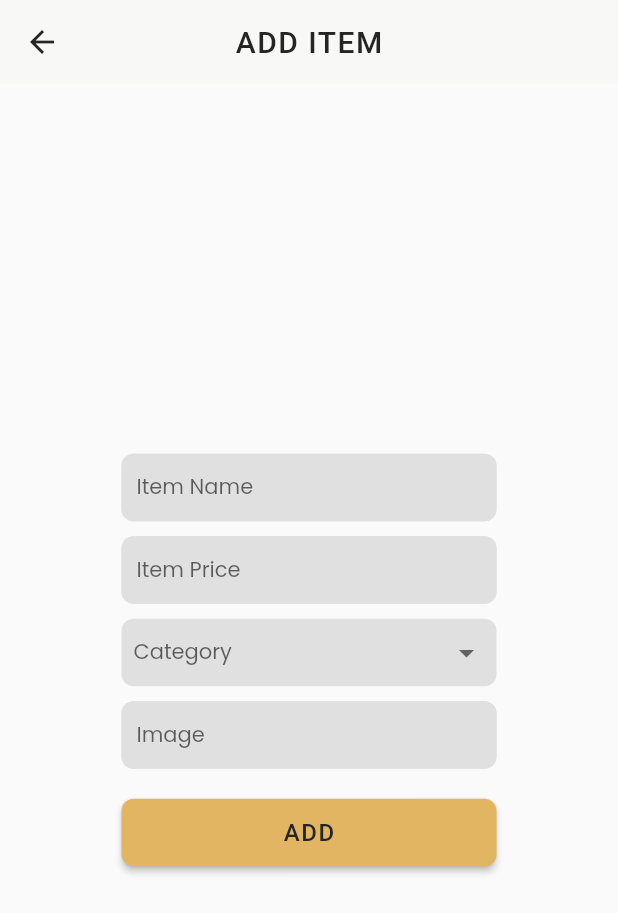
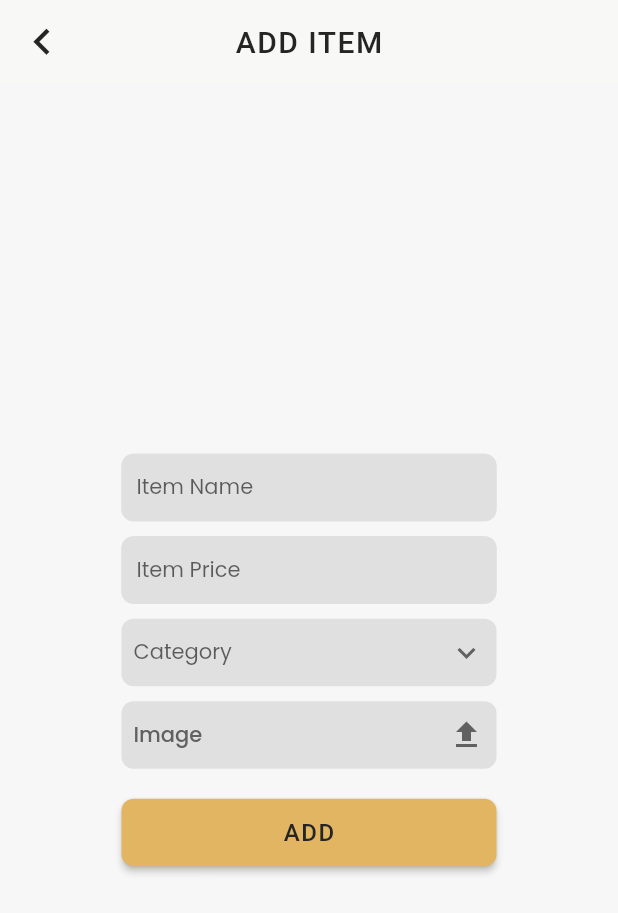
Before and after one commit to JonathanMoralde/primos_app, a Flutter app: the AdminMenuForm screen opened directly, on a phone screen of 412 x 824 dp. Shown: the top 913 px of the screen. Run offline on Flutter 3.47's test engine with Material 2 defaults, Android fonts, the phone set to English and light mode, and no system bars; our stand-ins replace google_fonts, image_picker.

Commit message:
modified pageObject.dart, styledDropdown & uploadImage_input

```diff
--- a/lib/pages/admin/adminMenu.dart
+++ b/lib/pages/admin/adminMenu.dart
@@ -3,6 +3,7 @@ import 'package:primos_app/pages/admin/adminMenu_Form.dart';
 import 'package:primos_app/widgets/bottomBar.dart';
 import 'package:primos_app/widgets/itemCard.dart';
 import 'package:primos_app/widgets/pageObject.dart';
+import 'package:primos_app/widgets/btnObject.dart';
 
 import 'package:primos_app/widgets/sideMenu.dart';
 
--- a/lib/pages/admin/adminMenu_Form.dart
+++ b/lib/pages/admin/adminMenu_Form.dart
@@ -1,6 +1,9 @@
 import 'package:flutter/material.dart';
+import 'package:image_picker/image_picker.dart';
 import 'package:primos_app/widgets/styledButton.dart';
+import 'package:primos_app/widgets/styledDropdown.dart';
 import 'package:primos_app/widgets/styledTextField.dart';
+import 'package:primos_app/widgets/uploadImage_input.dart';
 
 class AdminMenuForm extends StatefulWidget {
   AdminMenuForm({super.key});
@@ -20,10 +23,31 @@ class _AdminMenuFormState extends State<AdminMenuForm> {
 
   String? category;
 
+  String? selectedImagePath; // Store the selected image path here
+
+  // Function to handle image selection
+  Future<void> _pickImage() async {
+    final ImagePicker _picker = ImagePicker();
+    final XFile? image = await _picker.pickImage(source: ImageSource.gallery);
+
+    if (image != null) {
+      setState(() {
+        selectedImagePath = image.path; // Store the selected image path
+      });
+    }
+  }
+
   @override
   Widget build(BuildContext context) {
     return Scaffold(
+        backgroundColor: const Color(0xFFf7f7f7),
         appBar: AppBar(
+          leading: IconButton(
+            //manual handle back button
+            icon: const Icon(Icons.keyboard_arrow_left),
+            iconSize: 35,
+            onPressed: () => Navigator.of(context).pop(),
+          ),
           title: const Text("ADD ITEM"),
         ),
         body: SafeArea(
@@ -36,61 +60,31 @@ class _AdminMenuFormState extends State<AdminMenuForm> {
                     controller: itemNameController,
                     hintText: "Item Name",
                     obscureText: false),
-                SizedBox(
+                const SizedBox(
                   height: 10,
                 ),
                 StyledTextField(
                     controller: itemPriceController,
                     hintText: "Item Price",
                     obscureText: false),
-                SizedBox(
+                const SizedBox(
                   height: 10,
                 ),
-                Container(
-                  height: 45,
-                  width: 250,
-                  padding: EdgeInsets.only(left: 8, right: 8),
-                  decoration: BoxDecoration(
-                      color: Colors.grey.shade300,
-                      borderRadius: BorderRadius.all(Radius.circular(8))),
-                  child: DropdownButton(
-                      underline: Container(),
-                      hint: const Text(
-                        "Category",
-                        style: TextStyle(fontSize: 14),
-                      ),
-                      value: category,
-                      isExpanded: true,
-                      items: const [
-                        DropdownMenuItem(
-                          value: "Cat1",
-                          child: Text(
-                            "Cat1",
-                            style: TextStyle(fontSize: 14),
-                          ),
-                        ),
-                        DropdownMenuItem(
-                          value: "Cat2",
-                          child: Text(
-                            "Cat2",
-                            style: TextStyle(fontSize: 14),
-                          ),
-                        ),
-                      ],
-                      onChanged: (String? newValue) {
-                        setState(() {
-                          category = newValue;
-                        });
-                      }),
-                ),
-                SizedBox(
+                StyledDropdown(
+                    value: category,
+                    onChange: (String? newValue) {
+                      setState(() {
+                        category = newValue;
+                      });
+                    }),
+                const SizedBox(
                   height: 10,
                 ),
-                StyledTextField(
-                    controller: itemImageController,
-                    hintText: "Image",
-                    obscureText: false),
-                SizedBox(
+                UploadImage(
+                  onPressed: _pickImage,
+                  text: selectedImagePath,
+                ),
+                const SizedBox(
                   height: 20,
                 ),
                 StyledButton(
--- /dev/null
+++ b/lib/widgets/btnObject.dart
@@ -0,0 +1,40 @@
+// ? TEMPORARY,
+// ? MIGHT REMOVE IF UNNECESSARY AND CREATE THE LIST DIRECTLY IN THE PAGE INSTEAD
+
+class BtnObject {
+  final String name;
+  final Function()? onTap;
+
+  BtnObject({required this.name, required this.onTap});
+}
+
+// Category Buttons
+List<BtnObject> category = [
+  BtnObject(
+      name: "All",
+      onTap: () {
+        print("All");
+      }),
+  BtnObject(
+      name: "Salads & Starters",
+      onTap: () {
+        print("Salads & Starters");
+      }),
+  BtnObject(
+      name: "Pizza & Pasta",
+      onTap: () {
+        print("Pizza & Pasta");
+      }),
+  BtnObject(
+      name: "Sandwich Board",
+      onTap: () {
+        print("Sandwich Board");
+      }),
+  BtnObject(
+      name: "Oddle Noodle",
+      onTap: () {
+        print("Oddle Noodle");
+      }),
+];
+
+// END OF Category Buttons
--- /dev/null
+++ b/lib/widgets/styledDropdown.dart
@@ -0,0 +1,61 @@
+import 'package:flutter/material.dart';
+
+class StyledDropdown extends StatelessWidget {
+  final String? value;
+  final void Function(String?) onChange;
+
+  /*
+  *   ONCHANGE
+  (String? newValue) {
+                        setState(() {
+                          value = newValue;
+                        });
+                      }
+  */
+
+  const StyledDropdown({
+    super.key,
+    required this.value,
+    required this.onChange,
+  });
+
+  @override
+  Widget build(BuildContext context) {
+    return Container(
+      height: 45,
+      width: 250,
+      padding: EdgeInsets.only(left: 8, right: 8),
+      decoration: BoxDecoration(
+          color: Colors.grey.shade300,
+          borderRadius: const BorderRadius.all(Radius.circular(8))),
+      child: DropdownButton(
+        icon: const Icon(Icons.keyboard_arrow_down),
+        underline: Container(),
+        hint: const Text(
+          "Category",
+          style: TextStyle(fontSize: 14),
+        ),
+        value: value,
+        isExpanded: true,
+        items: const [
+          // TODO CREATE A LISTVIEW.BUILDER TO MAKE THE DROPDOWN ITEM DYNAMIC
+          DropdownMenuItem(
+            value: "Cat1",
+            child: Text(
+              "Cat1",
+              style: TextStyle(fontSize: 14),
+            ),
+          ),
+          DropdownMenuItem(
+            value: "Cat2",
+            child: Text(
+              "Cat2",
+              style: TextStyle(fontSize: 14),
+            ),
+          ),
+        ],
+        onChanged: onChange,
+      ),
+    );
+  }
+}
--- /dev/null
+++ b/lib/widgets/uploadImage_input.dart
@@ -0,0 +1,52 @@
+import 'package:flutter/material.dart';
+
+class UploadImage extends StatelessWidget {
+  final VoidCallback onPressed;
+  final String? text;
+
+  const UploadImage({super.key, required this.onPressed, this.text});
+
+  @override
+  Widget build(BuildContext context) {
+    return SizedBox(
+      height: 45,
+      width: 250,
+      child: ElevatedButton(
+        style: ButtonStyle(
+          padding: const MaterialStatePropertyAll(
+            EdgeInsets.all(8),
+          ),
+          backgroundColor: MaterialStatePropertyAll(Colors.grey.shade300),
+          iconColor: MaterialStatePropertyAll(
+            Colors.grey.shade700,
+          ),
+          foregroundColor: MaterialStatePropertyAll(Colors.grey.shade700),
+          elevation:
+              const MaterialStatePropertyAll(0), //this removes box shadow
+          shape: MaterialStateProperty.all<RoundedRectangleBorder>(
+            RoundedRectangleBorder(
+              borderRadius: BorderRadius.circular(8.0),
+            ),
+          ),
+        ),
+        onPressed: onPressed,
+        child: Row(
+          mainAxisAlignment: MainAxisAlignment.spaceBetween,
+          children: [
+            Expanded(
+              child: Text(
+                text ?? 'Image',
+                overflow: TextOverflow.ellipsis,
+              ),
+            ), // <-- Text
+            const Icon(
+              // <-- Icon
+              Icons.upload,
+              size: 24.0,
+            ),
+          ],
+        ),
+      ),
+    );
+  }
+}
--- a/pubspec.yaml
+++ b/pubspec.yaml
@@ -35,6 +35,7 @@ dependencies:
   # Use with the CupertinoIcons class for iOS style icons.
   cupertino_icons: ^1.0.2
   google_fonts: ^5.1.0
+  image_picker: ^0.8.1
 
 dev_dependencies:
   flutter_test:
```
Also changed, not shown: lib/widgets/pageObject.dart (+8 -55 lines), lib/widgets/sideMenu.dart (+7 -1 lines), pubspec.lock, 5 other files.
